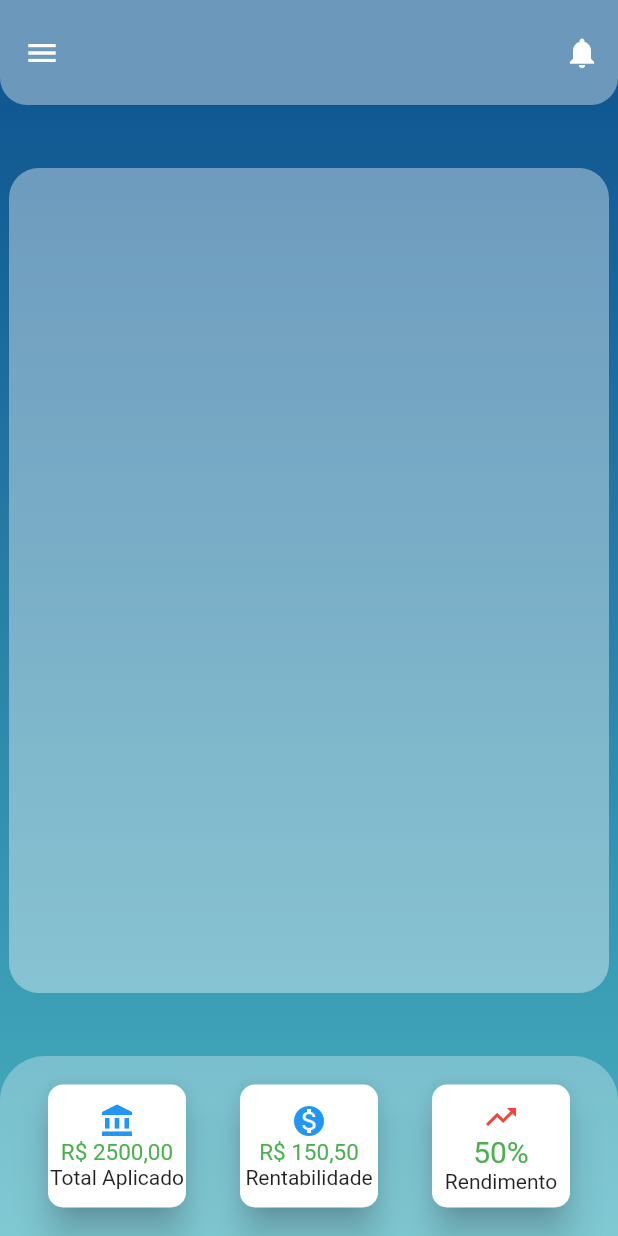
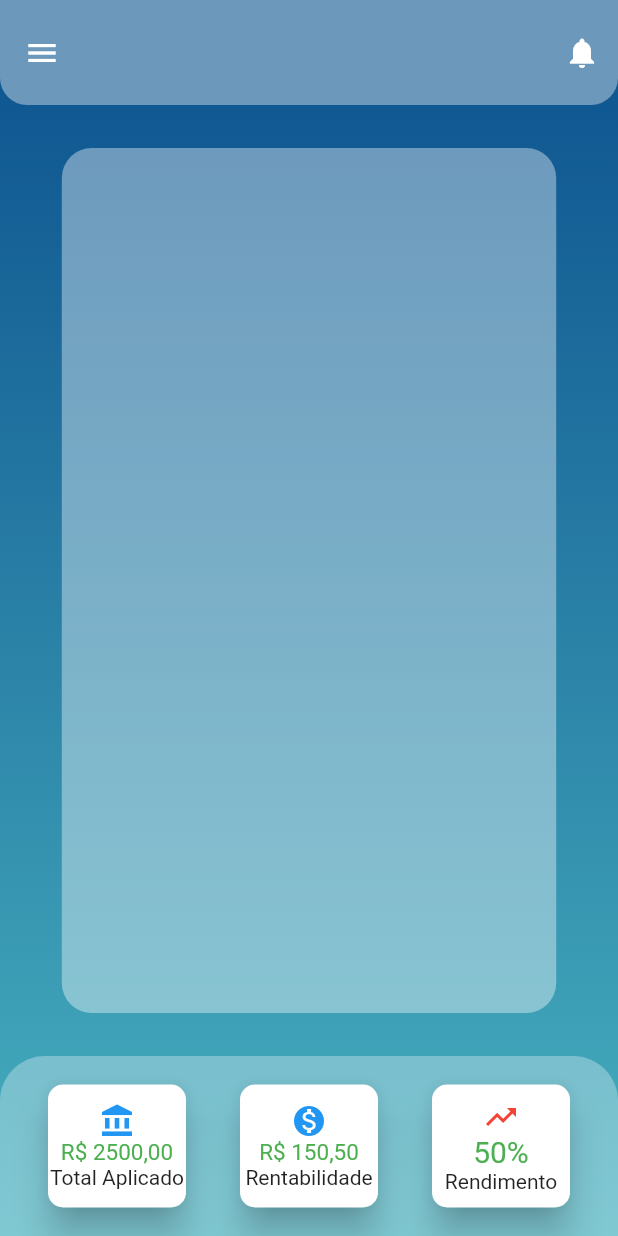
Before and after one commit to progrmadorjr/home_page, a Flutter app: the screen it shows after launch, on a phone screen of 412 x 824 dp. Run offline on Flutter 3.47's test engine with Material 2 defaults, Android fonts, the light colour scheme and no system bars.

Commit message:
Update home.dart

```diff
--- a/lib/home.dart
+++ b/lib/home.dart
@@ -134,16 +134,16 @@ class _HomeState extends State<Home> {
             children: [
               //Espaço central para inserir codigo
               Expanded(
-                child: Center(
-                  child: Container(
-                    width: 400,
-                    height: 550,
-                    decoration: BoxDecoration(
-                        color: Colors.white38,
-                        borderRadius: BorderRadius.circular(20)),
+              child: Center(
+               child: Container(
+                width: MediaQuery.of(context).size.width * 0.8,
+                 height: MediaQuery.of(context).size.height * 0.7,
+                  decoration: BoxDecoration(
+                   color: Colors.white38,
+                    borderRadius: BorderRadius.circular(20),
+                    ),
                   ),
                 ),
-                //card 1
               ),
               Container(
                 width: double.infinity,
```
